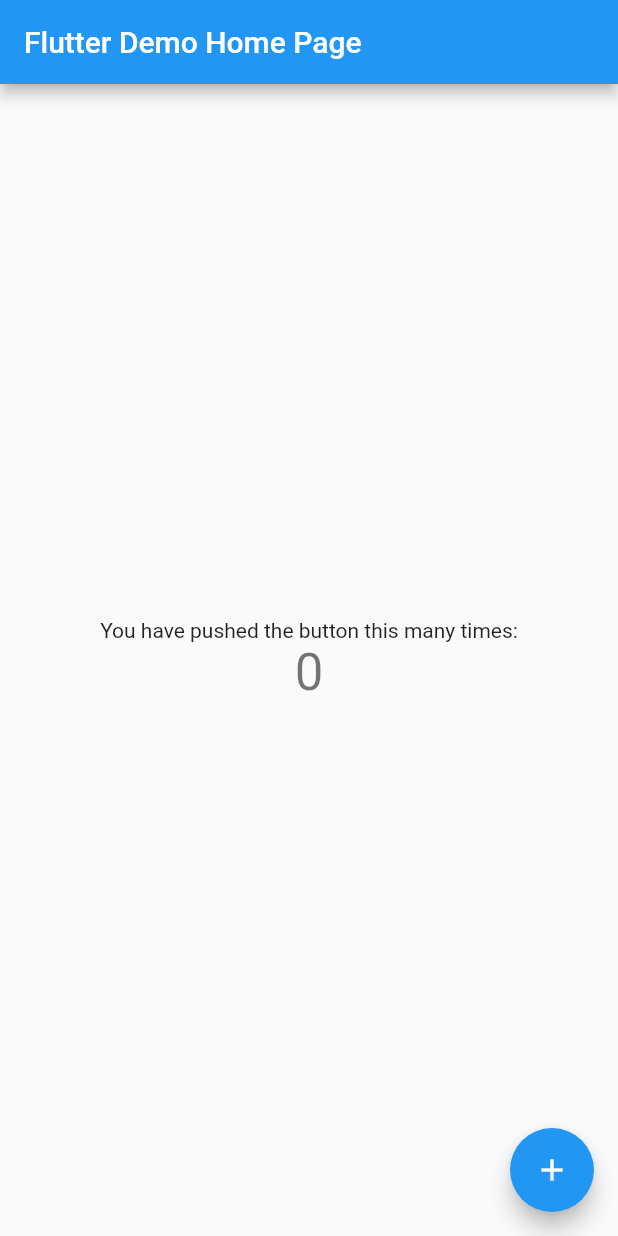
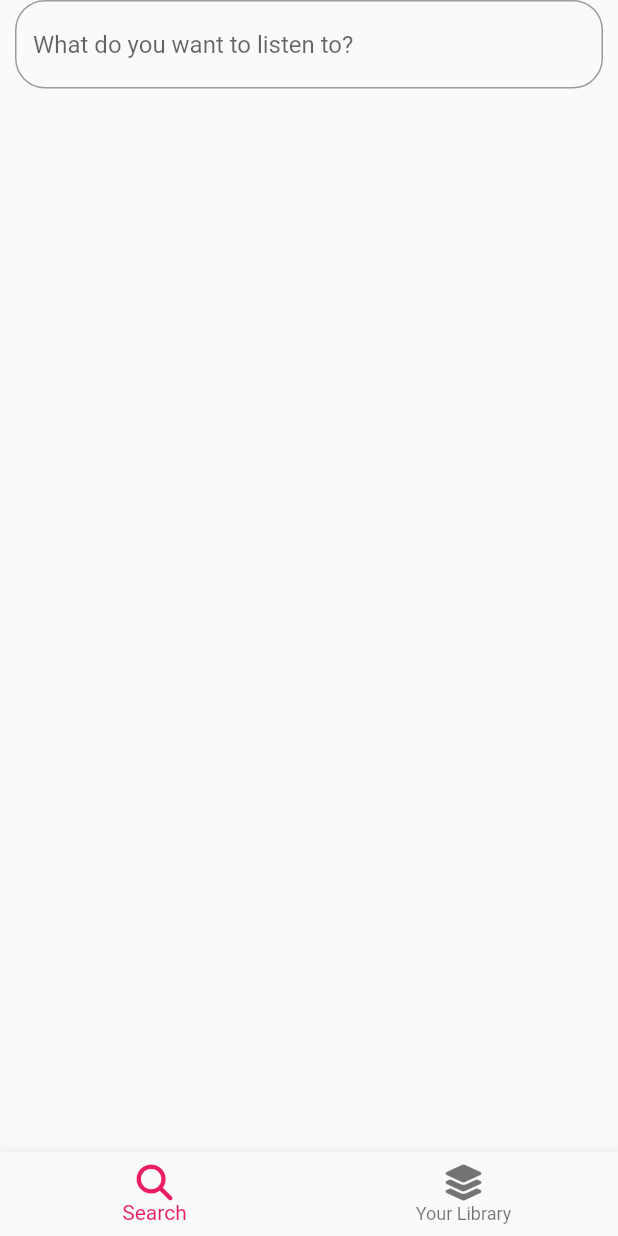
Before and after one commit to turboflo/kiku, a Flutter app: the screen it shows after launch, on a phone screen of 412 x 824 dp. Run offline on Flutter 3.47's test engine with Material 2 defaults, Android fonts, the phone set to English and light mode, and no system bars; our stand-ins replace font_awesome_flutter.

Commit message:
NavigationBar & SearchBar

```diff
--- a/lib/main.dart
+++ b/lib/main.dart
@@ -1,115 +1,71 @@
 import 'package:flutter/material.dart';
+import 'package:font_awesome_flutter/font_awesome_flutter.dart';
+import 'package:kiku/widgets/search_bar.dart';
 
 void main() {
-  runApp(const MyApp());
+  runApp(const KikuApp());
 }
 
-class MyApp extends StatelessWidget {
-  const MyApp({super.key});
+class KikuApp extends StatelessWidget {
+  const KikuApp({super.key});
 
   // This widget is the root of your application.
   @override
   Widget build(BuildContext context) {
     return MaterialApp(
-      title: 'Flutter Demo',
-      theme: ThemeData(
-        // This is the theme of your application.
-        //
-        // Try running your application with "flutter run". You'll see the
-        // application has a blue toolbar. Then, without quitting the app, try
-        // changing the primarySwatch below to Colors.green and then invoke
-        // "hot reload" (press "r" in the console where you ran "flutter run",
-        // or simply save your changes to "hot reload" in a Flutter IDE).
-        // Notice that the counter didn't reset back to zero; the application
-        // is not restarted.
-        primarySwatch: Colors.blue,
-      ),
-      home: const MyHomePage(title: 'Flutter Demo Home Page'),
+      debugShowCheckedModeBanner: false,
+      title: 'kiku',
+      theme: ThemeData(primarySwatch: Colors.pink),
+      home: const HomePage(),
     );
   }
 }
 
-class MyHomePage extends StatefulWidget {
-  const MyHomePage({super.key, required this.title});
-
-  // This widget is the home page of your application. It is stateful, meaning
-  // that it has a State object (defined below) that contains fields that affect
-  // how it looks.
-
-  // This class is the configuration for the state. It holds the values (in this
-  // case the title) provided by the parent (in this case the App widget) and
-  // used by the build method of the State. Fields in a Widget subclass are
-  // always marked "final".
-
-  final String title;
+class HomePage extends StatefulWidget {
+  const HomePage({Key? key}) : super(key: key);
 
   @override
-  State<MyHomePage> createState() => _MyHomePageState();
+  State<HomePage> createState() => _HomePageState();
 }
 
-class _MyHomePageState extends State<MyHomePage> {
-  int _counter = 0;
+class _HomePageState extends State<HomePage> {
+  int _selectedIndex = 0;
 
-  void _incrementCounter() {
-    setState(() {
-      // This call to setState tells the Flutter framework that something has
-      // changed in this State, which causes it to rerun the build method below
-      // so that the display can reflect the updated values. If we changed
-      // _counter without calling setState(), then the build method would not be
-      // called again, and so nothing would appear to happen.
-      _counter++;
-    });
-  }
+  void _onItemTapped(int newIndex) => setState(() => _selectedIndex = newIndex);
 
   @override
   Widget build(BuildContext context) {
-    // This method is rerun every time setState is called, for instance as done
-    // by the _incrementCounter method above.
-    //
-    // The Flutter framework has been optimized to make rerunning build methods
-    // fast, so that you can just rebuild anything that needs updating rather
-    // than having to individually change instances of widgets.
     return Scaffold(
-      appBar: AppBar(
-        // Here we take the value from the MyHomePage object that was created by
-        // the App.build method, and use it to set our appbar title.
-        title: Text(widget.title),
+      bottomNavigationBar: BottomNavigationBar(
+        items: const <BottomNavigationBarItem>[
+          BottomNavigationBarItem(
+            icon: FaIcon(FontAwesomeIcons.magnifyingGlass),
+            label: 'Search',
+          ),
+          BottomNavigationBarItem(
+            icon: FaIcon(FontAwesomeIcons.layerGroup),
+            label: 'Your Library',
+          ),
+        ],
+        currentIndex: _selectedIndex,
+        onTap: _onItemTapped,
       ),
-      body: Center(
-        // Center is a layout widget. It takes a single child and positions it
-        // in the middle of the parent.
+      body: SafeArea(
         child: Column(
-          // Column is also a layout widget. It takes a list of children and
-          // arranges them vertically. By default, it sizes itself to fit its
-          // children horizontally, and tries to be as tall as its parent.
-          //
-          // Invoke "debug painting" (press "p" in the console, choose the
-          // "Toggle Debug Paint" action from the Flutter Inspector in Android
-          // Studio, or the "Toggle Debug Paint" command in Visual Studio Code)
-          // to see the wireframe for each widget.
-          //
-          // Column has various properties to control how it sizes itself and
-          // how it positions its children. Here we use mainAxisAlignment to
-          // center the children vertically; the main axis here is the vertical
-          // axis because Columns are vertical (the cross axis would be
-          // horizontal).
-          mainAxisAlignment: MainAxisAlignment.center,
-          children: <Widget>[
-            const Text(
-              'You have pushed the button this many times:',
-            ),
-            Text(
-              '$_counter',
-              style: Theme.of(context).textTheme.headline4,
+          children: [
+            Padding(
+              padding: const EdgeInsets.symmetric(horizontal: 10),
+              child: SizedBox(
+                width: double.infinity,
+                child: SearchBar(
+                  onSearch: (searchTerm) {},
+                  onCancel: () {},
+                ),
+              ),
             ),
           ],
         ),
       ),
-      floatingActionButton: FloatingActionButton(
-        onPressed: _incrementCounter,
-        tooltip: 'Increment',
-        child: const Icon(Icons.add),
-      ), // This trailing comma makes auto-formatting nicer for build methods.
     );
   }
 }
--- /dev/null
+++ b/lib/widgets/search_bar.dart
@@ -0,0 +1,57 @@
+import 'package:flutter/material.dart';
+
+class SearchBar extends StatefulWidget {
+  const SearchBar({
+    super.key,
+    required this.onSearch,
+    required this.onCancel,
+  });
+
+  final Function(String searchTerm) onSearch;
+  final Function() onCancel;
+
+  @override
+  State<SearchBar> createState() => _SearchBarState();
+}
+
+class _SearchBarState extends State<SearchBar> {
+  final TextEditingController _controller = TextEditingController();
+  bool _showCancel = false;
+
+  void _onSearch(String searchTerm) {
+    widget.onSearch(searchTerm);
+    setState(() => _showCancel = true);
+  }
+
+  void _onCancel() {
+    widget.onCancel();
+    _controller.clear();
+    setState(() => _showCancel = false);
+  }
+
+  @override
+  Widget build(BuildContext context) {
+    return Row(
+      children: [
+        Expanded(
+          child: TextField(
+            controller: _controller,
+            textInputAction: TextInputAction.search,
+            decoration: InputDecoration(
+              hintText: 'What do you want to listen to?',
+              border:
+                  OutlineInputBorder(borderRadius: BorderRadius.circular(20)),
+            ),
+            maxLines: 1,
+            onSubmitted: _onSearch,
+          ),
+        ),
+        if (_showCancel)
+          TextButton(
+            onPressed: _onCancel,
+            child: const Text('Cancel'),
+          )
+      ],
+    );
+  }
+}
--- a/pubspec.yaml
+++ b/pubspec.yaml
@@ -36,6 +36,8 @@
   # The following adds the Cupertino Icons font to your application.
   # Use with the CupertinoIcons class for iOS style icons.
   cupertino_icons: ^1.0.2
+  just_audio: ^0.9.30
+  font_awesome_flutter: ^10.2.1
 
 dev_dependencies:
   flutter_test:
```
Also changed, not shown: pubspec.lock, 11 other files.
